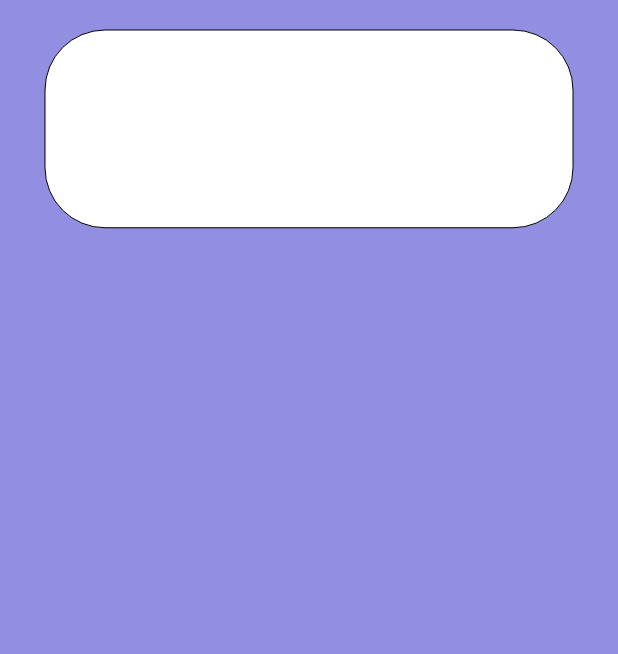
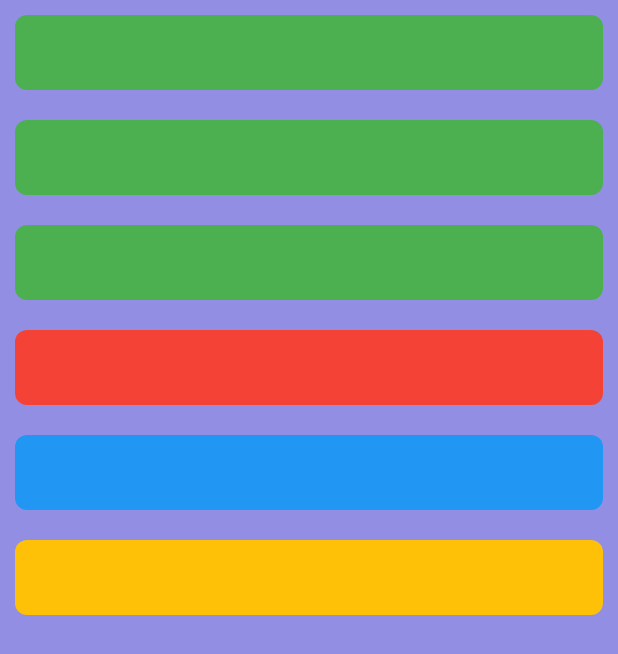
Before and after one commit to heboochii/venti-ventures-flutter, a Flutter app: the screen it shows after launch, on a phone screen of 412 x 824 dp. Shown: the top 654 px of the screen. Run offline on Flutter 3.47's test engine with Material 2 defaults, Android fonts, the phone set to English and light mode, and no system bars.

Commit message:
ui and accountList array setup

```diff
--- a/lib/Models/accounts_model.dart
+++ b/lib/Models/accounts_model.dart
@@ -1,4 +1,4 @@
-class Accounts {
+class AccountsList {
   final List balance;
   final String currencyIsoCode;
   final double value;
@@ -8,7 +8,10 @@ class Accounts {
   final String accountName;
   final String iban;
 
-  Accounts(
+  final String text;
+  final bool unread;
+
+  AccountsList({
     this.balance,
     this.currencyIsoCode,
     this.value,
@@ -17,74 +20,139 @@ class Accounts {
     this.accountNumber,
     this.accountName,
     this.iban,
-  );
+    this.text,
+    this.unread,
+  });
+}
 
-  static const accountList = [
-    {
-      "balance": {
-        "currencyIsoCode": "CHF",
-        "value": 14151.84,
-      },
-      "id": "27",
-      "owner": "Erika Von Mühlenen",
-      "accountNumber": "00020351",
-      "accountName": "Credit Card Account",
-      "iban": "CH5956810128753034072019",
-    },
-    {
-      "balance": {
-        "currencyIsoCode": "CHF",
-        "value": 11315.11,
-      },
-      "id": "28",
-      "owner": "Yana Kocher",
-      "accountNumber": "03963169",
-      "accountName": "Credit Card Account",
-      "iban": "CH470125018664130327935",
-    },
-    {
-      "balance": {
-        "currencyIsoCode": "CHF",
-        "value": 3908.14,
-      },
-      "id": "29",
-      "owner": "Anaïs Benoit",
-      "accountNumber": "28825289",
-      "accountName": "Credit Card Account",
-      "iban": "CH8850807000403728",
-    },
-    {
-      "balance": {
-        "currencyIsoCode": "CHF",
-        "value": 10843.05,
-      },
-      "id": "30",
-      "owner": "Maximilian Ruchti",
-      "accountNumber": "99831726",
-      "accountName": "Home Loan Account",
-      "iban": "CH3252AFW775SQ09900M7427",
-    },
-    {
-      "balance": {
-        "currencyIsoCode": "CHF",
-        "value": 11772.13,
-      },
-      "owner": "Rafael Munz",
-      "id": "31",
-      "accountNumber": "61738708",
-      "accountName": "Money Market Account",
-      "iban": "CH9108558062Y6853420",
-    },
-    {
-      "balance": {
-        "currencyIsoCode": "CHF",
-        "value": 4227.69,
-      },
-      "id": "32",
-      "owner": "Eleonora Mühlemann",
-      "accountNumber": "83188701",
-      "accountName": "Investment Account",
-      "iban": "CH870626852900227468",
-    }
-  ];
-}
+List<AccountsList> accountList = [
+  AccountsList(
+    balance: [],
+    currencyIsoCode: 'CHF',
+    value: 14151.84,
+    id: 27,
+    owner: "Erika Von Mühlenen",
+    accountNumber: 00020351,
+    accountName: "Credit Card Account",
+    iban: "CH5956810128753034072019",
+  ),
+  AccountsList(
+    balance: [],
+    currencyIsoCode: 'CHF',
+    value: 11315.11,
+    id: 28,
+    owner: "Yana Kocher",
+    accountNumber: 03963169,
+    accountName: "Credit Card Account",
+    iban: "CH470125018664130327935",
+  ),
+  AccountsList(
+    balance: [],
+    currencyIsoCode: 'CHF',
+    value: 3908.14,
+    id: 29,
+    owner: "Anaïs Benoit",
+    accountNumber: 28825289,
+    accountName: "Credit Card Account",
+    iban: "CH8850807000403728",
+  ),
+  AccountsList(
+    balance: [],
+    currencyIsoCode: 'CHF',
+    value: 10843.05,
+    id: 30,
+    owner: "Maximilian Ruchti",
+    accountNumber: 99831726,
+    accountName: "Home Loan Account",
+    iban: "CH3252AFW775SQ09900M7427",
+  ),
+  AccountsList(
+    balance: [],
+    currencyIsoCode: 'CHF',
+    value: 11772.13,
+    id: 31,
+    owner: "Rafael Munz",
+    accountNumber: 61738708,
+    accountName: "Money Market Account",
+    iban: "CH9108558062Y6853420",
+  ),
+  AccountsList(
+    balance: [],
+    currencyIsoCode: 'CHF',
+    value: 4227.69,
+    id: 32,
+    owner: "Eleonora Mühlemann",
+    accountNumber: 83188701,
+    accountName: "Investment Account",
+    iban: "CH870626852900227468",
+  ),
+];
+
+//  static const accountList = [
+//     {
+//       "balance": {
+//         "currencyIsoCode": "CHF",
+//         "value": 14151.84,
+//       },
+//       "id": "27",
+//       "owner": "Erika Von Mühlenen",
+//       "accountNumber": "00020351",
+//       "accountName": "Credit Card Account",
+//       "iban": "CH5956810128753034072019",
+//     },
+//     {
+//       "balance": {
+//         "currencyIsoCode": "CHF",
+//         "value": 11315.11,
+//       },
+//       "id": "28",
+//       "owner": "Yana Kocher",
+//       "accountNumber": "03963169",
+//       "accountName": "Credit Card Account",
+//       "iban": "CH470125018664130327935",
+//     },
+//     {
+//       "balance": {
+//         "currencyIsoCode": "CHF",
+//         "value": 3908.14,
+//       },
+//       "id": "29",
+//       "owner": "Anaïs Benoit",
+//       "accountNumber": "28825289",
+//       "accountName": "Credit Card Account",
+//       "iban": "CH8850807000403728",
+//     },
+//     {
+//       "balance": {
+//         "currencyIsoCode": "CHF",
+//         "value": 10843.05,
+//       },
+//       "id": "30",
+//       "owner": "Maximilian Ruchti",
+//       "accountNumber": "99831726",
+//       "accountName": "Home Loan Account",
+//       "iban": "CH3252AFW775SQ09900M7427",
+//     },
+//     {
+//       "balance": {
+//         "currencyIsoCode": "CHF",
+//         "value": 11772.13,
+//       },
+//       "owner": "Rafael Munz",
+//       "id": "31",
+//       "accountNumber": "61738708",
+//       "accountName": "Money Market Account",
+//       "iban": "CH9108558062Y6853420",
+//     },
+//     {
+//       "balance": {
+//         "currencyIsoCode": "CHF",
+//         "value": 4227.69,
+//       },
+//       "id": "32",
+//       "owner": "Eleonora Mühlemann",
+//       "accountNumber": "83188701",
+//       "accountName": "Investment Account",
+//       "iban": "CH870626852900227468",
+//     }
+//   ];
--- a/lib/Screens/Accounts.dart
+++ b/lib/Screens/Accounts.dart
@@ -11,7 +11,7 @@ class _AccountsState extends State<Accounts> {
   @override
   Widget build(BuildContext context) {
     return Scaffold(
-      backgroundColor: Color(0xff928EE2),
+      backgroundColor: Color(0xff928EE4),
       // appBar: AppBar(
       //   backgroundColor: Color(0xff928EE4),
       //   elevation: 0,
--- a/lib/Widgets/AccountListView.dart
+++ b/lib/Widgets/AccountListView.dart
@@ -1,4 +1,5 @@
 import 'package:flutter/material.dart';
+import 'package:account_widget_list/Models/accounts_model.dart';
 
 class AccountListView extends StatefulWidget {
   @override
@@ -15,24 +16,66 @@ class _AccountListViewState extends State<AccountListView> {
     //   width: 20,
     //   color: Colors.white,
     // );
-    return ListView(
-      children: [
-        Container(
-          decoration: BoxDecoration(
-            border: Border.all(
-              width: 0,
-            ),
-            borderRadius: BorderRadius.all(
-              Radius.circular(40),
-            ),
-            color: Colors.white,
-          ),
-          margin: EdgeInsets.only(top: 20, bottom: 10, left: 30, right: 30),
-          height: height * 0.16,
-          width: 20,
-          // color: Colors.white,
-        ),
-      ],
+    return ListView.builder(
+      itemCount: accountList.length,
+      itemBuilder: (BuildContext context, int index) {
+        final AccountsList accList = accountList[index];
+        return AnimatedContainer(
+          // color: Colors.amber,
+          height: 50,
+          width: 50,
+          duration: Duration(seconds: 10),
+          margin: EdgeInsets.all(10),
+          curve: Curves.fastOutSlowIn,
+          decoration: accList.accountName == 'Credit Card Account'
+              ? BoxDecoration(
+                  color: Colors.green,
+                  borderRadius: BorderRadius.circular(8),
+                )
+              : accList.accountName == 'Home Loan Account'
+                  ? BoxDecoration(
+                      color: Colors.red,
+                      borderRadius: BorderRadius.circular(8),
+                    )
+                  : accList.accountName == 'Money Market Account'
+                      ? BoxDecoration(
+                          color: Colors.blue,
+                          borderRadius: BorderRadius.circular(8),
+                        )
+                      : accList.accountName == 'Investment Account'
+                          ? BoxDecoration(
+                              color: Colors.amber,
+                              borderRadius: BorderRadius.circular(8),
+                            )
+                          : BoxDecoration(
+                              color: Colors.pink,
+                              borderRadius: BorderRadius.circular(8),
+                            ),
+        );
+
+        // return Container(
+        //   decoration: BoxDecoration(
+        //     border: Border.all(
+        //       width: 0,
+        //     ),
+        //     borderRadius: BorderRadius.all(
+        //       Radius.circular(40),
+        //     ),
+        //     color: Colors.white,
+        //   ),
+        //   margin: EdgeInsets.only(top: 20, bottom: 10, left: 30, right: 30),
+        //   height: height * 0.16,
+        //   width: 20,
+        //   child: Column(
+        //     children: [
+        //       Text(
+        //         accList.accountName,
+        //       )
+        //     ],
+        //   ),
+        //   // color: Colors.white,
+        // );
+      },
     );
   }
 }
```
